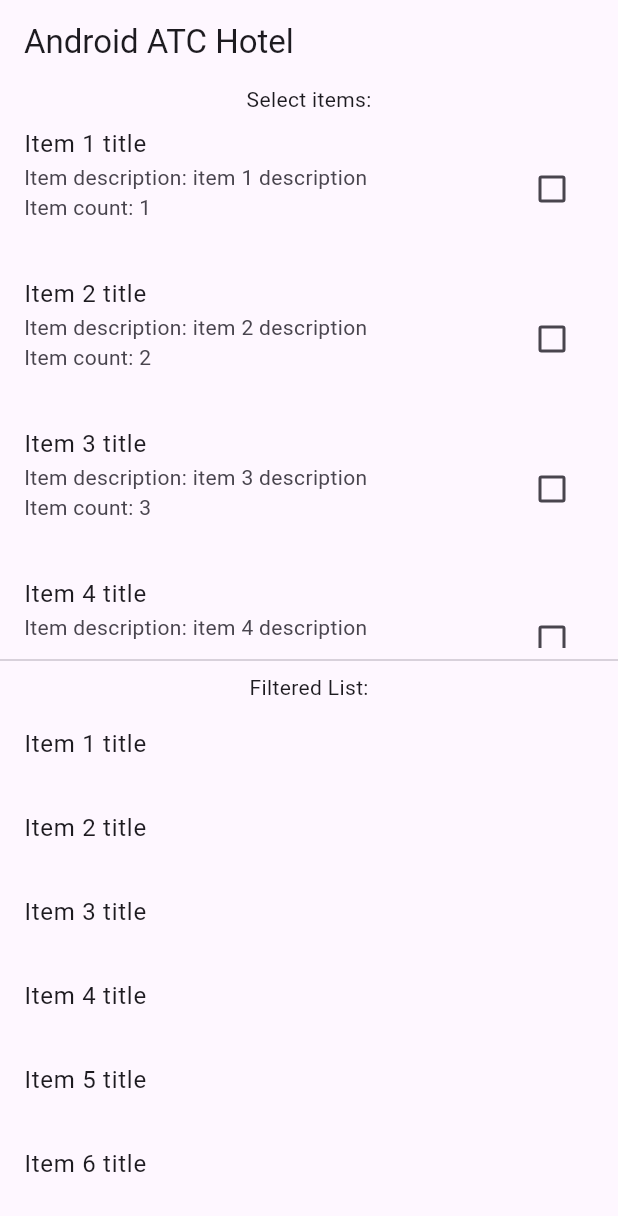
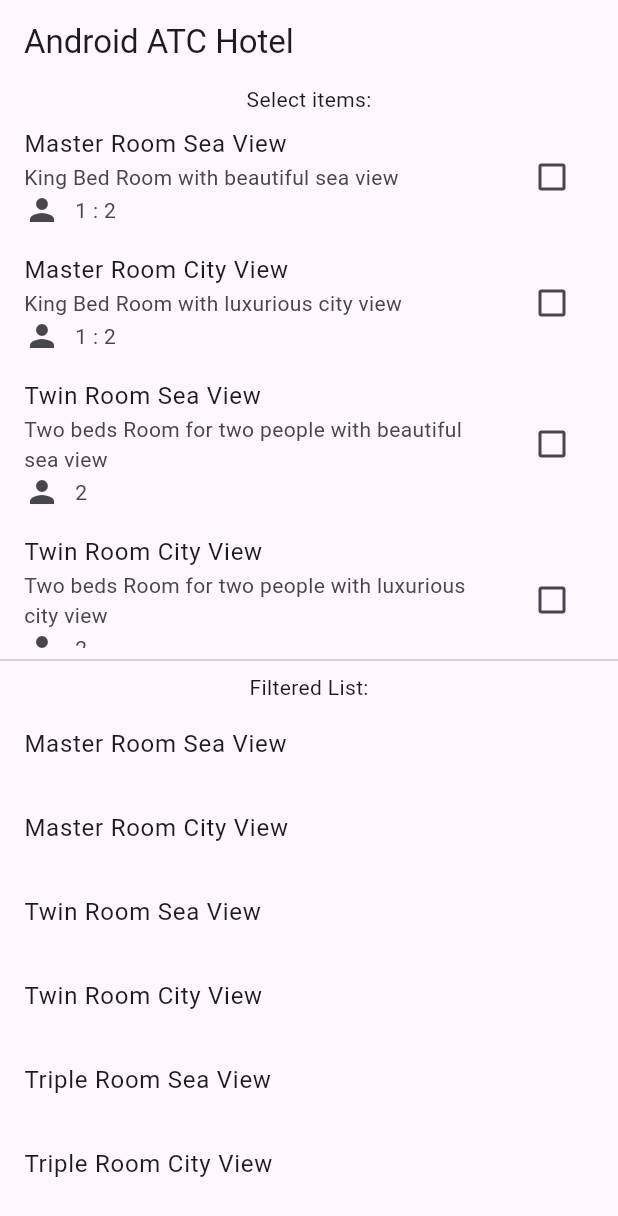
Before and after one commit to NadaMakkawy/task_11, a Flutter app: the screen it shows after launch, on a phone screen of 412 x 824 dp. Shown: the top 1216 px of the screen. Run offline on Flutter 3.47's test engine with Material 3 defaults, Android fonts, the phone set to English and light mode, and no system bars.

Commit message:
added items titles and description, refactored code

```diff
--- a/lib/main.dart
+++ b/lib/main.dart
@@ -41,39 +41,41 @@ class _HomePageState extends State<HomePage> {
 
   List<Map<String, dynamic>> allItemsList = [
     {
-      'title': 'Item 1 title',
-      'description': 'item 1 description',
-      'number': 1,
+      'title': 'Master Room Sea View',
+      'description': 'King Bed Room with beautiful sea view',
+      'capacity': '1 : 2',
       'isSelected': false
     },
     {
-      'title': 'Item 2 title',
-      'description': 'item 2 description',
-      'number': 2,
+      'title': 'Master Room City View',
+      'description': 'King Bed Room with luxurious city view',
+      'capacity': '1 : 2',
       'isSelected': false
     },
     {
-      'title': 'Item 3 title',
-      'description': 'item 3 description',
-      'number': 3,
+      'title': 'Twin Room Sea View',
+      'description': 'Two beds Room for two people with beautiful sea view',
+      'capacity': '2',
       'isSelected': false
     },
     {
-      'title': 'Item 4 title',
-      'description': 'item 4 description',
-      'number': 4,
+      'title': 'Twin Room City View',
+      'description': 'Two beds Room for two people with luxurious city view',
+      'capacity': '2',
       'isSelected': false
     },
     {
-      'title': 'Item 5 title',
-      'description': 'item 5 description',
-      'number': 5,
+      'title': 'Triple Room Sea View',
+      'description':
+          'Three beds Room for three or more people with beautiful sea view',
+      'capacity': '1 : 3',
       'isSelected': false
     },
     {
-      'title': 'Item 6 title',
-      'description': 'item 6 description',
-      'number': 6,
+      'title': 'Triple Room City View',
+      'description':
+          'Three beds Room for three or more people with luxurious city view',
+      'capacity': '1 : 3',
       'isSelected': false
     },
   ];
@@ -104,30 +106,9 @@ class _HomePageState extends State<HomePage> {
         children: <Widget>[
           Text('Select items:'),
           Expanded(
-            child: ListView.builder(
-              itemCount: allItemsList.length,
-              itemBuilder: (context, index) {
-                String itemName = allItemsList[index]['title'];
-                String itemDescription = allItemsList[index]['description'];
-                int itemNumber = allItemsList[index]['number'];
-                bool isSelected = allItemsList[index]['isSelected'];
-                return CheckListOption(
-                  isSelected: isSelected,
-                  itemName: itemName,
-                  itemText: '''
-Item description: $itemDescription
-Item count: $itemNumber
-''',
-                  onChangedFn: (value) {
-                    setState(
-                      () {
-                        allItemsList[index]['isSelected'] = value!;
-                        updateFilteredList();
-                      },
-                    );
-                  },
-                );
-              },
+            child: CheckListOptionsList(
+              itemsList: allItemsList,
+              updateFilteredListFn: updateFilteredList,
             ),
           ),
           Divider(),
@@ -151,7 +132,7 @@ Item count: $itemNumber
 
 class CheckListOption extends StatefulWidget {
   final String itemName;
-  final String itemText;
+  final Column itemText;
   final bool isSelected;
   final Function(bool?)? onChangedFn;
 
@@ -172,9 +153,67 @@ class _CheckListOptionState extends State<CheckListOption> {
   Widget build(BuildContext context) {
     return CheckboxListTile(
       title: Text(widget.itemName),
-      subtitle: Text(widget.itemText),
+      subtitle: widget.itemText,
       value: widget.isSelected,
       onChanged: widget.onChangedFn,
     );
   }
 }
+
+class CheckListOptionsList extends StatefulWidget {
+  final List<Map<String, dynamic>> itemsList;
+  final Function updateFilteredListFn;
+
+  const CheckListOptionsList({
+    super.key,
+    required this.itemsList,
+    required this.updateFilteredListFn,
+  });
+
+  @override
+  State<CheckListOptionsList> createState() => _CheckListOptionsListState();
+}
+
+class _CheckListOptionsListState extends State<CheckListOptionsList> {
+  @override
+  Widget build(BuildContext context) {
+    return ListView.builder(
+      itemCount: widget.itemsList.length,
+      itemBuilder: (context, index) {
+        String itemName = widget.itemsList[index]['title'];
+        String itemDescription = widget.itemsList[index]['description'];
+        String itemcapacity = widget.itemsList[index]['capacity'];
+        bool isSelected = widget.itemsList[index]['isSelected'];
+        return CheckListOption(
+          isSelected: isSelected,
+          itemName: itemName,
+          itemText: Column(
+            crossAxisAlignment: CrossAxisAlignment.start,
+            children: [
+              Text('$itemDescription'),
+              Row(
+                children: [
+                  Icon(
+                    Icons.person,
+                  ),
+                  SizedBox(
+                    width: 10,
+                  ),
+                  Text('$itemcapacity')
+                ],
+              )
+            ],
+          ),
+          onChangedFn: (value) {
+            setState(
+              () {
+                widget.itemsList[index]['isSelected'] = value!;
+                widget.updateFilteredListFn();
+              },
+            );
+          },
+        );
+      },
+    );
+  }
+}
```
